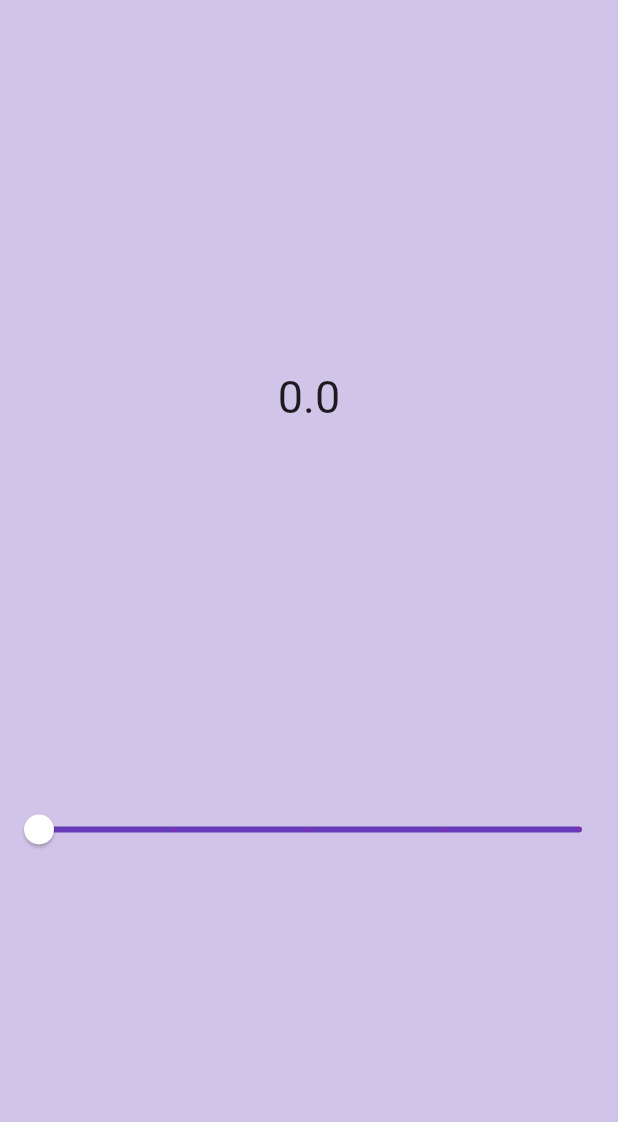
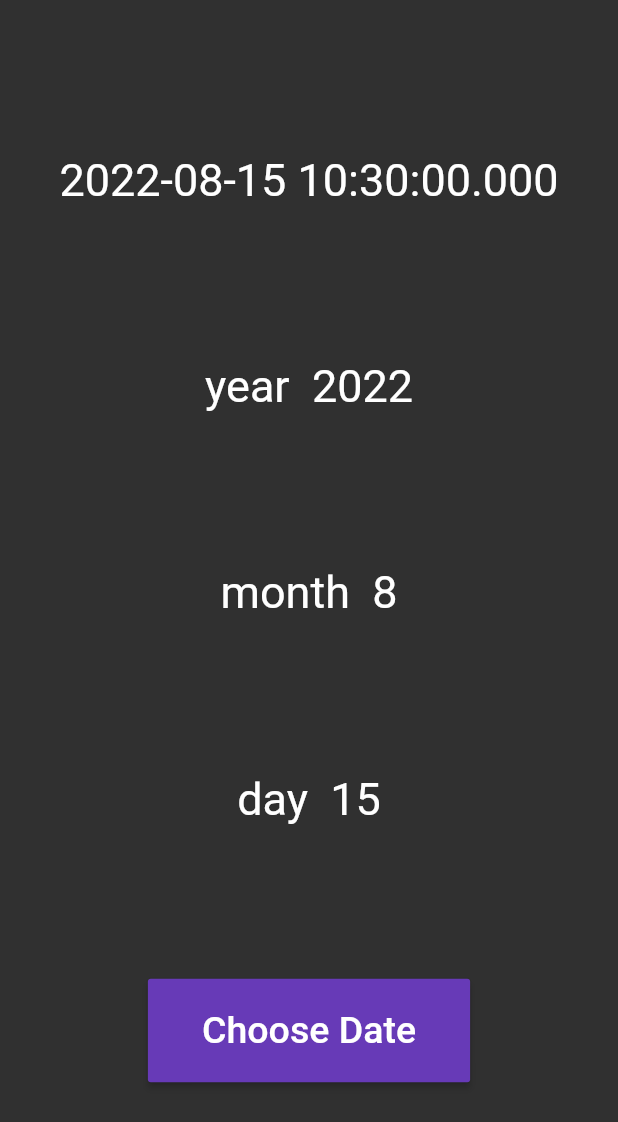
Before and after one commit to asahaya/widget_of_the_day_220813, a Flutter app: the screen it shows after launch, on a phone screen of 412 x 824 dp. Shown: the top 1122 px of the screen. Run offline on Flutter 3.47's test engine with Material 2 defaults, Android fonts, the phone set to English and light mode, and no system bars.

Commit message:
no25_datePicker

```diff
--- a/lib/main.dart
+++ b/lib/main.dart
@@ -19,6 +19,7 @@ import 'package:widget_of_the_day_220813/no20_PageView.dart';
 import 'package:widget_of_the_day_220813/no21_Stack.dart';
 import 'package:widget_of_the_day_220813/no22_TextInput.dart';
 import 'package:widget_of_the_day_220813/no24_Slider.dart';
+import 'package:widget_of_the_day_220813/no25_DatePicker.dart';
 
 import 'no01_Cointainer.dart';
 import 'no08_GestureDetector.dart';
@@ -26,5 +27,5 @@ import 'no15_MadiaQuery.dart';
 import 'no23_Icon_Animated.dart';
 
 void main() {
-  runApp(const No24_Slider());
+  runApp(const No25_DatePicker());
 }
--- a/lib/no25_DatePicker.dart
+++ b/lib/no25_DatePicker.dart
@@ -1,24 +1,80 @@
 import 'package:flutter/material.dart';
 
+class No25_DatePicker extends StatelessWidget {
+  const No25_DatePicker({Key? key}) : super(key: key);
 
-class No01_Container extends StatefulWidget {
-  const No01_Container({Key? key}) : super(key: key);
-
-  @override
-  State<No01_Container> createState() => _No01_ContainerState();
-}
-
-class _No01_ContainerState extends State<No01_Container> {
   @override
   Widget build(BuildContext context) {
     return MaterialApp(
-      home: Scaffold(
-        appBar: AppBar(
-          title: Text(''),
-          backgroundColor: Colors.amber,
-        ),
-        body: Container(),
-      ),
+      debugShowCheckedModeBanner: false,
+      //カレンダーの色を変える
+      // theme: ThemeData(primarySwatch: Colors.deepPurple),
+      theme: ThemeData(brightness: Brightness.dark),
+      home: No25_Separate(),
     );
   }
 }
+
+class No25_Separate extends StatefulWidget {
+  const No25_Separate({Key? key}) : super(key: key);
+
+  @override
+  State<No25_Separate> createState() => _No25_SeparateState();
+}
+
+class _No25_SeparateState extends State<No25_Separate> {
+//初期値を入力
+  DateTime _dateTime = DateTime.now();
+
+  void _showDatePicker() {
+    showDatePicker(
+      context: context,
+      initialDate: DateTime.now(),
+      firstDate: DateTime(2000),
+      lastDate: DateTime(2030),
+    ).then((value) {
+      setState(() {
+        _dateTime = value!;
+      });
+    });
+  }
+
+  @override
+  Widget build(BuildContext context) {
+    return Scaffold(
+      body: Center(
+          child: Column(
+        mainAxisAlignment: MainAxisAlignment.spaceEvenly,
+        children: [
+          Text(
+            _dateTime.toString(),
+            style: TextStyle(fontSize: 30),
+          ),
+          Text(
+            "year  " + _dateTime.year.toString(),
+            style: TextStyle(fontSize: 30),
+          ),
+          Text(
+            "month  " + _dateTime.month.toString(),
+            style: TextStyle(fontSize: 30),
+          ),
+          Text(
+            "day  " + _dateTime.day.toString(),
+            style: TextStyle(fontSize: 30),
+          ),
+          MaterialButton(
+            onPressed: _showDatePicker,
+            color: Colors.deepPurple,
+            child: const Padding(
+              padding: EdgeInsets.all(20.0),
+              child: Text(
+                'Choose Date',
+                style: TextStyle(color: Colors.white, fontSize: 25),
+              ),
+            ),
+          ),
+        ],
+      )),
+    );
+  }
+}
```
